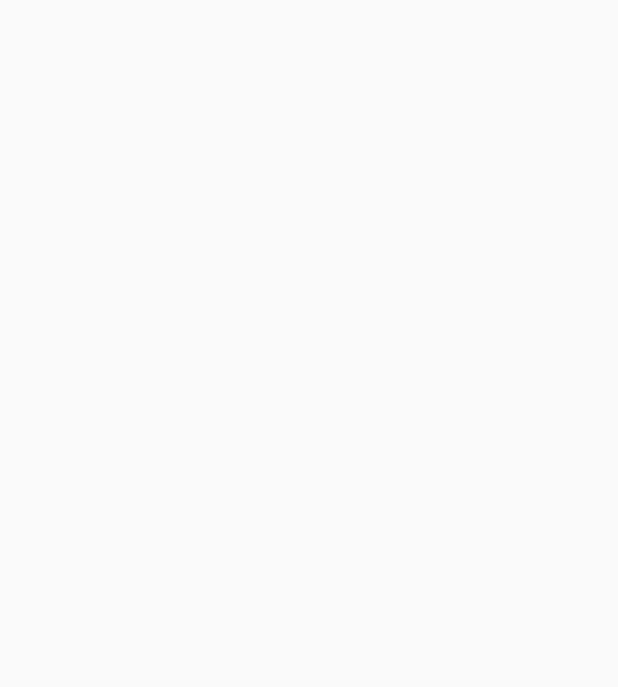
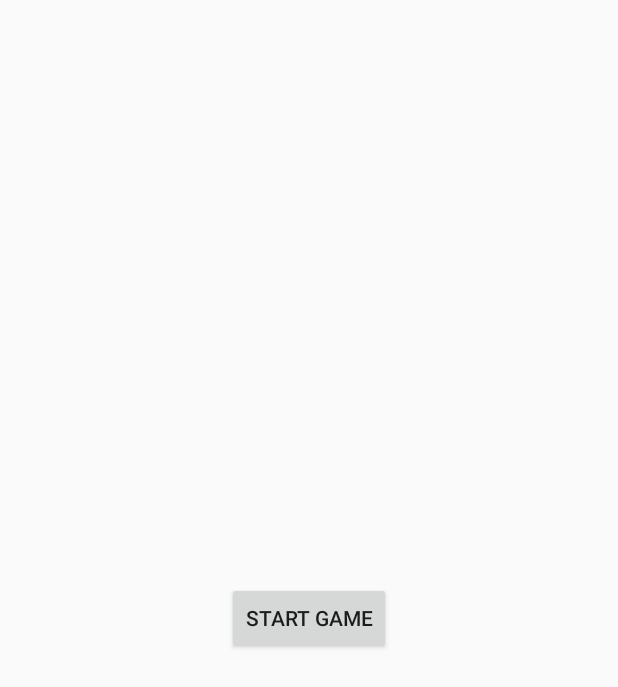
Before and after one commit to idrios/WordMash, an Android app: the screen it shows after launch (MainActivity), on a phone screen of 412 x 824 dp. Before the commit the part shown is empty. Shown: the top 687 px of the screen. Run offline under Robolectric (Android 15) with nearby library versions, the phone set to English and light mode, and no system bars.

Commit message:
Start in Menu Fragment

```diff
--- a/app/src/main/java/com/idrios/wordmash/MainActivity.java
+++ b/app/src/main/java/com/idrios/wordmash/MainActivity.java
@@ -16,30 +16,33 @@ public class MainActivity extends FragmentActivity {
     @Override
     protected void onCreate(Bundle savedInstanceState) {
         super.onCreate(savedInstanceState);
-        setContentView(R.layout.activity_main);
 
+        // Get or create saved states
         Shared.context = getApplicationContext();
         Shared.engine = Engine.getInstance();
         Shared.eventBus = EventBus.getInstance();
 
+        // Load main activity layout
+        setContentView(R.layout.activity_main);
+
+        // Start engine
         Shared.activity = this;
         Shared.engine.start();
 
-        Shared.eventBus.notify(new GameStartedEvent());
+        // Launch menu screen
+        ScreenController.getInstance().openScreen(Screen.MENU);
 
     }
 
     @Override
     protected void onDestroy(){
-        //TODO stop the engine from running.
         Shared.engine.stop();
         super.onDestroy();
     }
 
     @Override
     public void onBackPressed(){
-        //TODO onBackPressedEvent
-
+        // TODO set this to cycle through previous screens or do something else
+        super.onBackPressed();
     }
-
 }
--- a/app/src/main/java/com/idrios/wordmash/fragments/MenuFragment.java
+++ b/app/src/main/java/com/idrios/wordmash/fragments/MenuFragment.java
@@ -7,11 +7,16 @@ import android.support.v4.app.Fragment;
 import android.view.LayoutInflater;
 import android.view.View;
 import android.view.ViewGroup;
+import android.widget.Button;
 
 import com.idrios.wordmash.R;
+import com.idrios.wordmash.engine.ScreenController;
+import com.idrios.wordmash.engine.ScreenController.Screen;
 
 
 public class MenuFragment extends Fragment {
+
+    private Button mStart;
 
     public MenuFragment() {
 
@@ -26,7 +31,15 @@ public class MenuFragment extends Fragment {
     @Override
     public View onCreateView(LayoutInflater inflater, ViewGroup container,
                              Bundle savedInstanceState) {
-        return inflater.inflate(R.layout.fragment_menu, container, false);
+        View view = inflater.inflate(R.layout.fragment_menu, container, false);
+        mStart = (Button)view.findViewById(R.id.start);
+        mStart.setOnClickListener(new View.OnClickListener() {
+            @Override
+            public void onClick(View v) {
+                ScreenController.getInstance().openScreen(Screen.GAME);
+            }
+        });
+        return view;
     }
 
     @Override
--- a/app/src/main/res/layout/fragment_menu.xml
+++ b/app/src/main/res/layout/fragment_menu.xml
@@ -5,9 +5,12 @@
     tools:context="com.idrios.wordmash.fragments.MenuFragment">
 
     <!-- TODO: Update blank fragment layout -->
-    <TextView
-        android:layout_width="match_parent"
-        android:layout_height="match_parent"
-        android:text="@string/hello_blank_fragment" />
 
+    <Button
+        android:id="@+id/start"
+        android:layout_width="wrap_content"
+        android:layout_height="wrap_content"
+        android:layout_gravity="center"
+        android:text="Start game"
+        />
 </FrameLayout>
```
